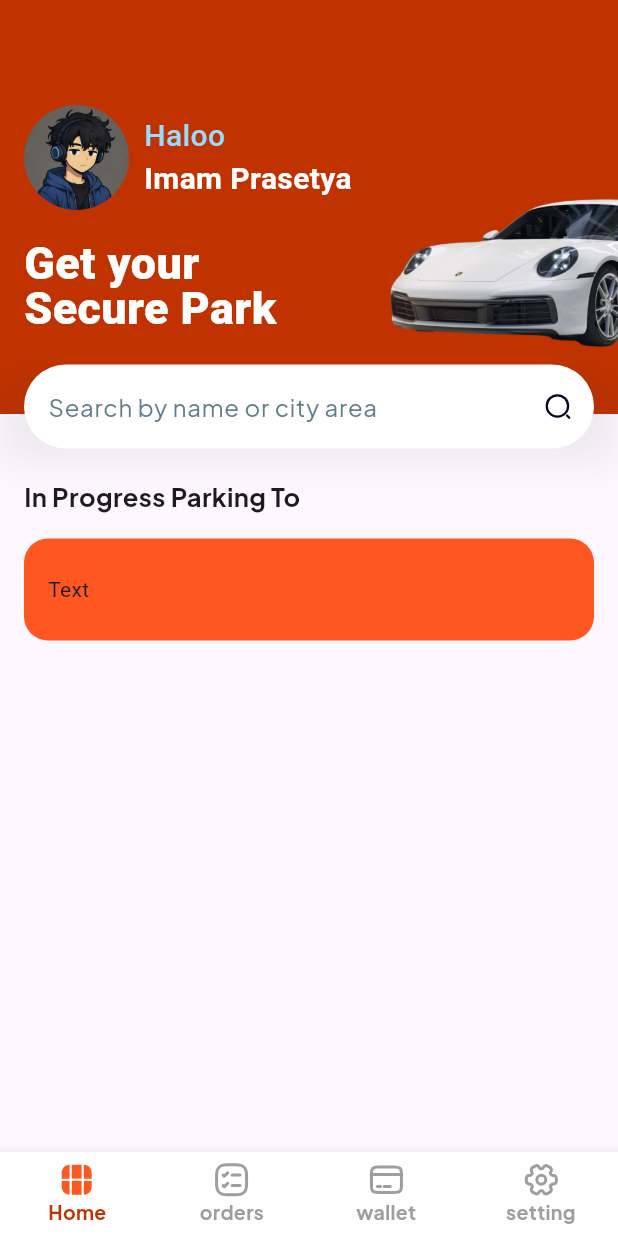
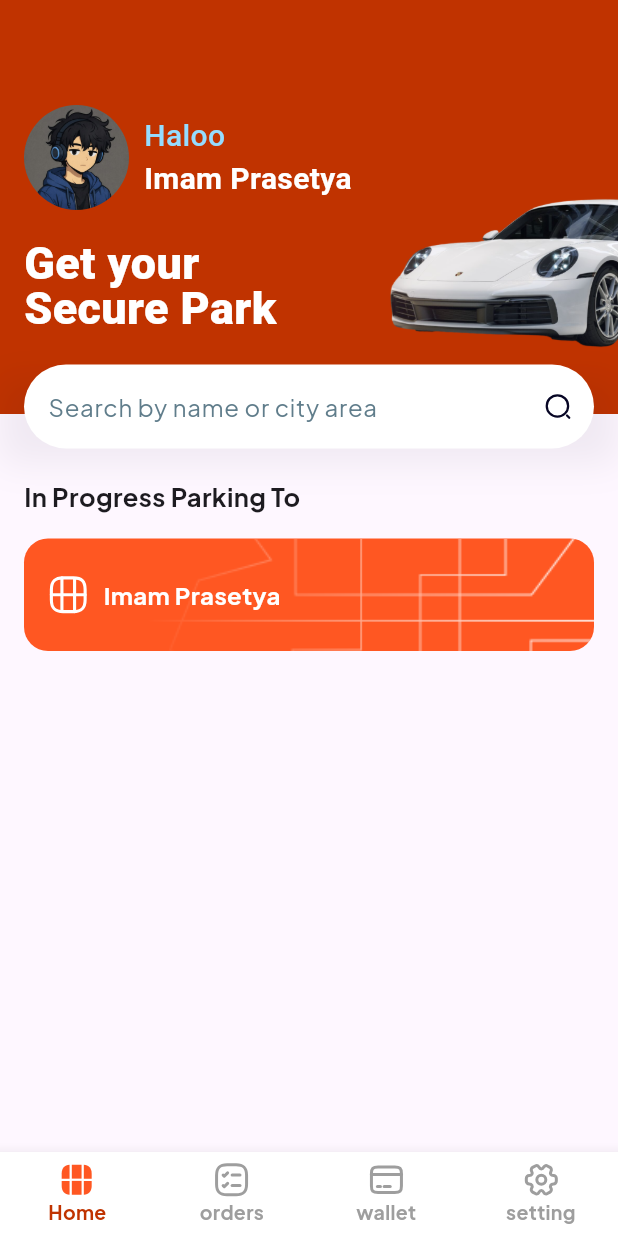
Before and after one commit to imamprasetya/parkcar, a Flutter app: the screen it shows after launch, on a phone screen of 412 x 824 dp. Run offline on Flutter 3.47's test engine with Material 3 defaults, Android fonts, the phone set to English and light mode, and no system bars; our stand-ins replace flutter_svg, google_fonts.

Commit message:
inprogress

```diff
--- a/analysis_options.yaml
+++ b/analysis_options.yaml
@@ -24,7 +24,7 @@ linter:
     # avoid_print: false  # Uncomment to disable the `avoid_print` rule
     # prefer_single_quotes: true  # Uncomment to enable the `prefer_single_quotes` rule
 formatter:
-  page_width: 50
+  page_width: 70
 
 # Additional information about this file can be found at
 # https://dart.dev/guides/language/analysis-options
--- a/lib/widgets/inprogres.dart
+++ b/lib/widgets/inprogres.dart
@@ -1,4 +1,6 @@
 import 'package:flutter/material.dart';
+import 'package:flutter_svg/flutter_svg.dart';
+import 'package:google_fonts/google_fonts.dart';
 import 'package:parkcar/theme/app_pallete.dart';
 import 'package:parkcar/widgets/container_widget.dart';
 
@@ -11,9 +13,7 @@ class InProgresWidget extends StatelessWidget {
       title: "In Progress Parking To",
       child: Container(
         width: double.infinity,
-        margin: const EdgeInsets.symmetric(
-          horizontal: 16,
-        ),
+        margin: const EdgeInsets.symmetric(horizontal: 16),
         padding: const EdgeInsets.symmetric(
           horizontal: 16,
           vertical: 24,
@@ -21,8 +21,33 @@ class InProgresWidget extends StatelessWidget {
         decoration: BoxDecoration(
           color: AppPallete.colorPrimary,
           borderRadius: BorderRadius.circular(16),
+          image: DecorationImage(
+            image: AssetImage("assets/images/bg_in_progress.png"),
+            fit: BoxFit.cover,
+          ),
         ),
-        child: Text('Text'),
+        child: Row(
+          children: [
+            SvgPicture.asset(
+              'assets/svgs/grid.svg',
+              height: 27,
+              width: 27,
+            ),
+            const SizedBox(width: 10),
+            Column(
+              children: [
+                Text(
+                  "Imam Prasetya",
+                  style: GoogleFonts.plusJakartaSans(
+                    fontSize: 16,
+                    fontWeight: FontWeight.bold,
+                    color: AppPallete.white,
+                  ),
+                ),
+              ],
+            ),
+          ],
+        ),
       ),
     );
   }
```
